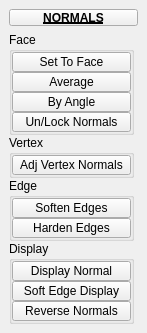
Qt form tentacle/ui/uiLevel_3/normals.ui (m3trik/tentacle) before a commit.
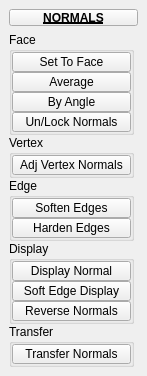
The same form after that commit. Custom widgets are drawn as their Qt base class.

Diff of the .ui file:
```diff
--- a/tentacle/ui/uiLevel_3/normals.ui
+++ b/tentacle/ui/uiLevel_3/normals.ui
@@ -10,7 +10,7 @@
     <x>0</x>
     <y>0</y>
     <width>147</width>
-    <height>324</height>
+    <height>371</height>
    </rect>
   </property>
   <property name="minimumSize">
@@ -527,6 +527,73 @@
         </layout>
        </widget>
       </item>
+      <item>
+       <widget class="QGroupBox" name="transfer">
+        <property name="minimumSize">
+         <size>
+          <width>125</width>
+          <height>0</height>
+         </size>
+        </property>
+        <property name="maximumSize">
+         <size>
+          <width>125</width>
+          <height>999</height>
+         </size>
+        </property>
+        <property name="title">
+         <string>Transfer</string>
+        </property>
+        <layout class="QVBoxLayout" name="verticalLayout_6">
+         <property name="spacing">
+          <number>0</number>
+         </property>
+         <property name="leftMargin">
+          <number>0</number>
+         </property>
+         <property name="topMargin">
+          <number>0</number>
+         </property>
+         <property name="rightMargin">
+          <number>0</number>
+         </property>
+         <property name="bottomMargin">
+          <number>0</number>
+         </property>
+         <item>
+          <widget class="QPushButton" name="b002">
+           <property name="enabled">
+            <bool>true</bool>
+           </property>
+           <property name="minimumSize">
+            <size>
+             <width>60</width>
+             <height>20</height>
+            </size>
+           </property>
+           <property name="maximumSize">
+            <size>
+             <width>999</width>
+             <height>20</height>
+            </size>
+           </property>
+           <property name="toolTip">
+            <string>Transfer the normal information from the first selected object to all remaining.</string>
+           </property>
+           <property name="text">
+            <string>Transfer Normals</string>
+           </property>
+           <property name="iconSize">
+            <size>
+             <width>18</width>
+             <height>18</height>
+            </size>
+           </property>
+          </widget>
+         </item>
+        </layout>
+       </widget>
+      </item>
       <item>
        <spacer name="verticalSpacer">
         <property name="orientation">
```
